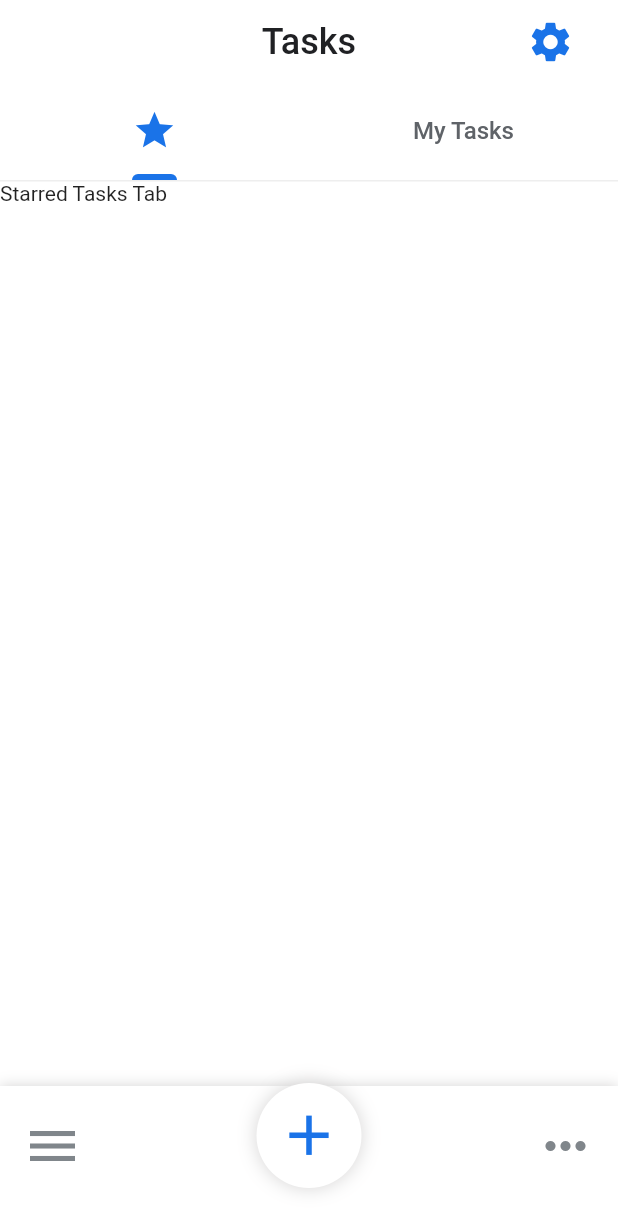
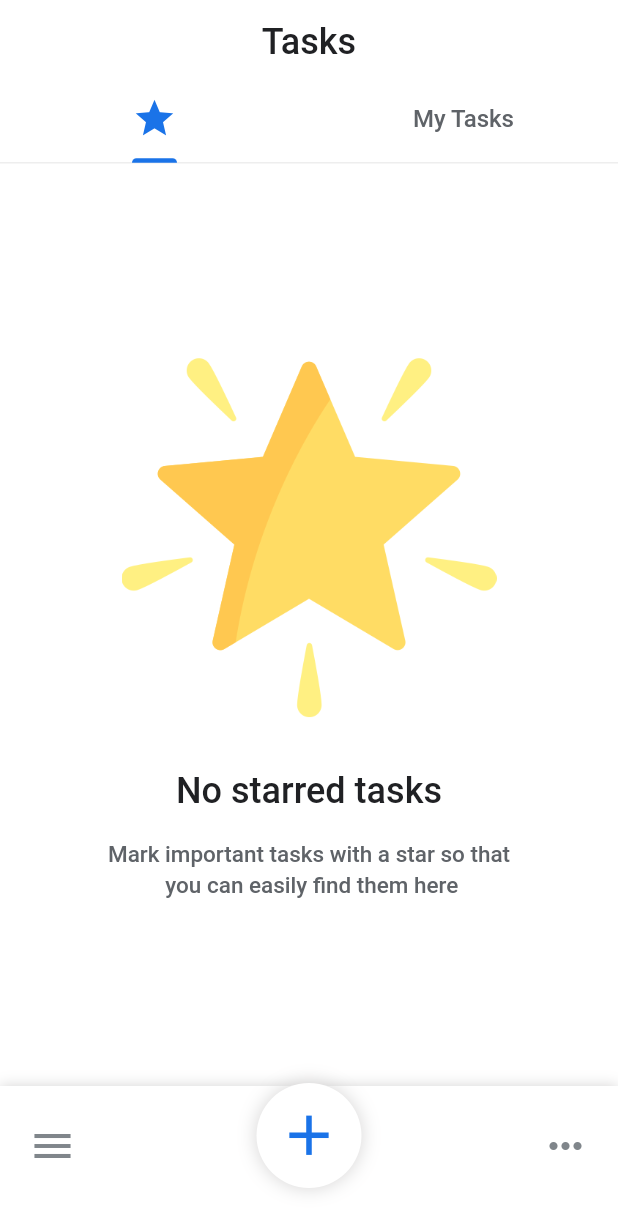
Before and after one commit to dayojiboye/flutter-to-do, a Flutter app: the screen it shows after launch, on a phone screen of 412 x 824 dp. Shown: the top 1231 px of the screen. Run offline on Flutter 3.47's test engine with Material 2 defaults, Android fonts, the phone set to English and light mode, and no system bars; our stand-ins replace google_fonts.

Commit message:
feat: added empty starred tasks ui

```diff
--- a/lib/screens/home.dart
+++ b/lib/screens/home.dart
@@ -1,5 +1,6 @@
 import 'package:flutter/material.dart';
 import 'package:google_fonts/google_fonts.dart';
+import 'package:to_do/screens/starred_tasks.dart';
 import 'package:to_do/utils/colors.dart';
 import 'package:to_do/widgets/app_tab_bar_indicator.dart';
 import 'package:to_do/widgets/touchable_opacity.dart';
@@ -14,22 +15,31 @@ class HomeScreen extends StatelessWidget {
       child: Scaffold(
         appBar: AppBar(
           title: const Text("Tasks"),
-          actions: const [
-            Padding(
-              padding: EdgeInsets.only(right: 20),
-              child: TouchableOpacity(
-                width: 50,
-                decoration: BoxDecoration(
-                  shape: BoxShape.circle,
+          bottom: TabBar(
+            labelColor: kPrimaryColor,
+            labelStyle: GoogleFonts.roboto(),
+            unselectedLabelColor: kSecondaryTextColor,
+            indicatorSize: TabBarIndicatorSize.label,
+            indicatorPadding: const EdgeInsets.only(bottom: -12),
+            tabs: const [
+              Tab(
+                icon: Icon(Icons.star, size: 30),
               ),
-                child: Icon(
-                  Icons.settings,
-                  size: 32,
-                  color: kPrimaryColor,
+              Tab(
+                child: Text(
+                  "My Tasks",
+                  style: TextStyle(
+                    fontSize: 16,
+                    fontWeight: FontWeight.w500,
                   ),
                 ),
-            )
+              ),
             ],
+            indicator: TabBarIndicator(
+              color: kPrimaryColor,
+              radius: 4,
+            ),
+          ),
         ),
         floatingActionButtonLocation: FloatingActionButtonLocation.centerDocked,
         floatingActionButton: Container(
@@ -55,50 +65,27 @@ class HomeScreen extends StatelessWidget {
             ),
           ),
         ),
-        body: Column(
-          crossAxisAlignment: CrossAxisAlignment.start,
-          children: [
-            Container(
-              height: 65,
+        body: Container(
+          // height: double.infinity,
+          margin: const EdgeInsets.only(top: 4),
           decoration: const BoxDecoration(
             border: Border(
-                  bottom: BorderSide(
+              top: BorderSide(
                 width: 1,
                 color: kBorder,
               ),
             ),
           ),
-              child: TabBar(
-                labelColor: kPrimaryColor,
-                labelStyle: GoogleFonts.roboto(),
-                unselectedLabelColor: kSecondaryTextColor,
-                indicatorSize: TabBarIndicatorSize.label,
-                indicatorPadding: const EdgeInsets.only(bottom: -7),
-                tabs: const [
-                  Tab(
-                    icon: Icon(Icons.star, size: 30),
-                  ),
-                  Tab(
-                    child: Text(
-                      "My Tasks",
-                      style: TextStyle(
-                        fontSize: 16,
-                        fontWeight: FontWeight.w500,
-                      ),
-                    ),
-                  ),
-                ],
-                indicator: TabBarIndicator(
-                  color: kPrimaryColor,
-                  radius: 4,
-                ),
-              ),
-            ),
+          child: Column(
+            children: [
               const Expanded(
                 child: TabBarView(
+                  physics: AlwaysScrollableScrollPhysics(),
                   children: [
-                  Text("Starred Tasks Tab"),
-                  Text("Tasks Tab"),
+                    StarredTasksScreen(),
+                    Center(
+                      child: Text("Tasks Tab"),
+                    ),
                   ],
                 ),
               ),
@@ -123,7 +110,7 @@ class HomeScreen extends StatelessWidget {
                       child: Icon(
                         Icons.menu_sharp,
                         color: kMuted,
-                      size: 40,
+                        size: 32,
                       ),
                     ),
                     TouchableOpacity(
@@ -131,7 +118,7 @@ class HomeScreen extends StatelessWidget {
                       child: Icon(
                         Icons.more_horiz_sharp,
                         color: kMuted,
-                      size: 40,
+                        size: 32,
                       ),
                     ),
                   ],
@@ -140,6 +127,7 @@ class HomeScreen extends StatelessWidget {
             ],
           ),
         ),
+      ),
     );
   }
 }
--- /dev/null
+++ b/lib/screens/starred_tasks.dart
@@ -0,0 +1,61 @@
+import 'package:flutter/material.dart';
+import 'package:to_do/utils/colors.dart';
+
+class StarredTasksScreen extends StatelessWidget {
+  const StarredTasksScreen({super.key});
+
+  @override
+  Widget build(BuildContext context) {
+    return RefreshIndicator(
+      onRefresh: () {
+        return Future(() => {});
+      },
+      child: Stack(
+        fit: StackFit.expand,
+        children: [
+          LayoutBuilder(
+            builder: (context, constraints) {
+              return SingleChildScrollView(
+                clipBehavior: Clip.none,
+                physics: const AlwaysScrollableScrollPhysics(),
+                child: ConstrainedBox(
+                  constraints: BoxConstraints(minHeight: constraints.minHeight),
+                  child: Column(
+                    mainAxisAlignment: MainAxisAlignment.center,
+                    children: [
+                      Image.asset(
+                        "assets/images/star.png",
+                        width: MediaQuery.of(context).size.width,
+                        height: 250,
+                      ),
+                      const SizedBox(height: 30),
+                      Text(
+                        "No starred tasks",
+                        style: Theme.of(context).textTheme.titleLarge!.copyWith(
+                              fontSize: 24,
+                              fontWeight: FontWeight.w500,
+                            ),
+                        textAlign: TextAlign.center,
+                      ),
+                      const SizedBox(height: 16),
+                      const Text(
+                        "Mark important tasks with a star so that \n you can easily find them here",
+                        textAlign: TextAlign.center,
+                        style: TextStyle(
+                          fontSize: 15,
+                          color: kSecondaryTextColor,
+                          height: 1.4,
+                          fontWeight: FontWeight.w500,
+                        ),
+                      ),
+                    ],
+                  ),
+                ),
+              );
+            },
+          ),
+        ],
+      ),
+    );
+  }
+}
--- a/lib/utils/app_theme.dart
+++ b/lib/utils/app_theme.dart
@@ -40,7 +40,7 @@ class AppThemeData {
     bottomSheetTheme:
         const BottomSheetThemeData(backgroundColor: kBackGroundColor),
     textTheme: GoogleFonts.robotoTextTheme().copyWith(
-      labelLarge: const TextStyle(color: kPrimaryColor),
+      labelLarge: const TextStyle(color: kPrimaryTextColor),
       titleLarge: const TextStyle(color: kPrimaryTextColor),
       titleSmall: const TextStyle(color: kPrimaryTextColor),
     ),
--- a/lib/utils/dimension.dart
+++ /dev/null
@@ -1,19 +0,0 @@
-import 'package:flutter/material.dart';
-
-class SizeConfig {
-  static late MediaQueryData _mediaQueryData;
-  static double screenWidth = 0.0;
-  static double screenHeight = 0.0;
-  static double defaultSize = 0.0;
-  static Orientation orientation = Orientation.portrait;
-  static bool isTablet = false;
-
-  void init(BuildContext context) {
-    _mediaQueryData = MediaQuery.of(context);
-    screenWidth = _mediaQueryData.size.width;
-    screenHeight = _mediaQueryData.size.height;
-    orientation = _mediaQueryData.orientation;
-    bool isTablet = _mediaQueryData.size.shortestSide >= 600;
-    SizeConfig.isTablet = isTablet;
-  }
-}
--- a/lib/widgets/app_bottom_sheet.dart
+++ b/lib/widgets/app_bottom_sheet.dart
@@ -1,6 +1,5 @@
 import 'package:flutter/material.dart';
 import 'package:to_do/utils/colors.dart';
-import 'package:to_do/utils/dimension.dart';
 
 class CustomBottomsheet {
   const CustomBottomsheet({
@@ -16,7 +15,7 @@ class CustomBottomsheet {
       context: context,
       builder: (ctx) => SizedBox(
         width: double.infinity,
-        height: SizeConfig.screenHeight, // testing
+        // height: SizeConfig.screenHeight, // testing
         child: Padding(
           // padding: const EdgeInsets.all(12),
           padding: const EdgeInsets.only(top: 12, left: 12, right: 12),
--- a/lib/widgets/app_tab_bar_indicator.dart
+++ b/lib/widgets/app_tab_bar_indicator.dart
@@ -32,7 +32,7 @@ class _TabBarIndicator extends BoxPainter {
         Rect.fromCenter(
           center: customOffset,
           width: configuration.size!.width,
-          height: 4,
+          height: 3,
         ),
         topLeft: Radius.circular(radius),
         topRight: Radius.circular(radius),
```
Also changed, not shown: pubspec.yaml (+4 -7 lines), assets/images/star.png (added), 2 other files. Lines whose indentation alone changed are shown as unchanged.
